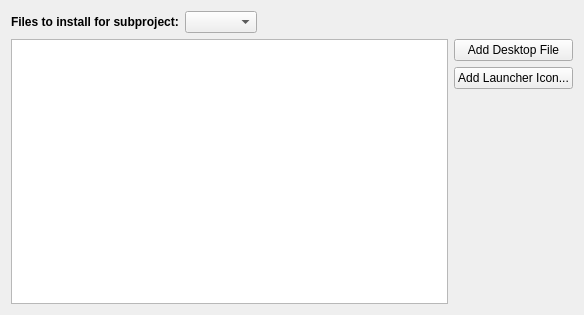
This is src/plugins/remotelinux/maemodeployconfigurationwidget.ui in qt-creator/qt-creator as Qt 5 draws it before an edit. The edited form follows.
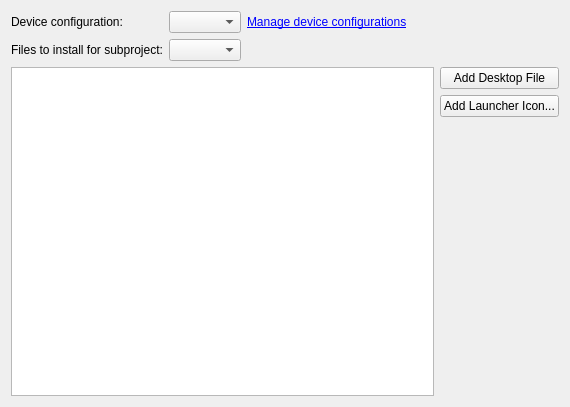
This is the edited form.

Commit message:
RemoteLinux: Move current device configuration to deploy configuration.
It used to be in the deploy steps itself, which is theoretically
more flexible, but offers no advantage in practice and also causes
a lot of hassle.

The edit to the form file:
```diff
--- a/src/plugins/remotelinux/maemodeployconfigurationwidget.ui
+++ b/src/plugins/remotelinux/maemodeployconfigurationwidget.ui
@@ -6,8 +6,8 @@
    <rect>
     <x>0</x>
     <y>0</y>
-    <width>584</width>
-    <height>315</height>
+    <width>570</width>
+    <height>407</height>
    </rect>
   </property>
   <property name="windowTitle">
@@ -15,19 +15,55 @@
   </property>
   <layout class="QVBoxLayout" name="verticalLayout_2">
    <item>
-    <layout class="QHBoxLayout" name="horizontalLayout_3">
+    <layout class="QFormLayout" name="formLayout">
+     <item row="0" column="0">
+      <widget class="QLabel" name="label">
+       <property name="text">
+        <string>Device configuration:</string>
+       </property>
+      </widget>
+     </item>
+     <item row="0" column="1">
+      <layout class="QHBoxLayout" name="horizontalLayout_2">
      <item>
+        <widget class="QComboBox" name="deviceConfigsComboBox"/>
+       </item>
+       <item>
+        <widget class="QLabel" name="manageDevConfsLabel">
+         <property name="text">
+          <string>&lt;a href=&quot;irrelevant&quot;&gt;Manage device configurations&lt;/a&gt;</string>
+         </property>
+        </widget>
+       </item>
+       <item>
+        <spacer name="horizontalSpacer">
+         <property name="orientation">
+          <enum>Qt::Horizontal</enum>
+         </property>
+         <property name="sizeHint" stdset="0">
+          <size>
+           <width>40</width>
+           <height>20</height>
+          </size>
+         </property>
+        </spacer>
+       </item>
+      </layout>
+     </item>
+     <item row="1" column="0">
       <widget class="QLabel" name="installLabel">
        <property name="toolTip">
         <string>These show the INSTALLS settings from the project file(s).</string>
        </property>
        <property name="text">
-        <string>&lt;b&gt;Files to install for subproject:&lt;/b&gt;</string>
+        <string>Files to install for subproject:</string>
        </property>
       </widget>
      </item>
+     <item row="1" column="1">
+      <layout class="QHBoxLayout" name="horizontalLayout">
      <item>
-      <widget class="QComboBox" name="modelComboBox">
+        <widget class="QComboBox" name="projectsComboBox">
        <property name="sizeAdjustPolicy">
         <enum>QComboBox::AdjustToContents</enum>
        </property>
@@ -45,6 +81,8 @@
         </size>
        </property>
       </spacer>
+       </item>
+      </layout>
      </item>
     </layout>
    </item>
```
Lines whose indentation alone changed are shown as unchanged. The commit also changes 20 other files.
